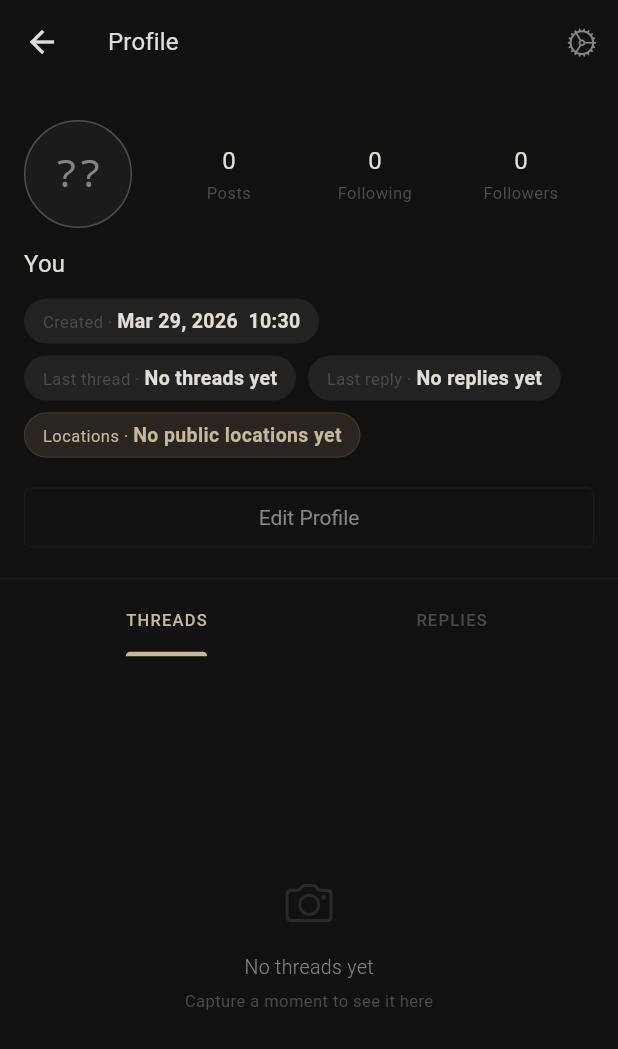
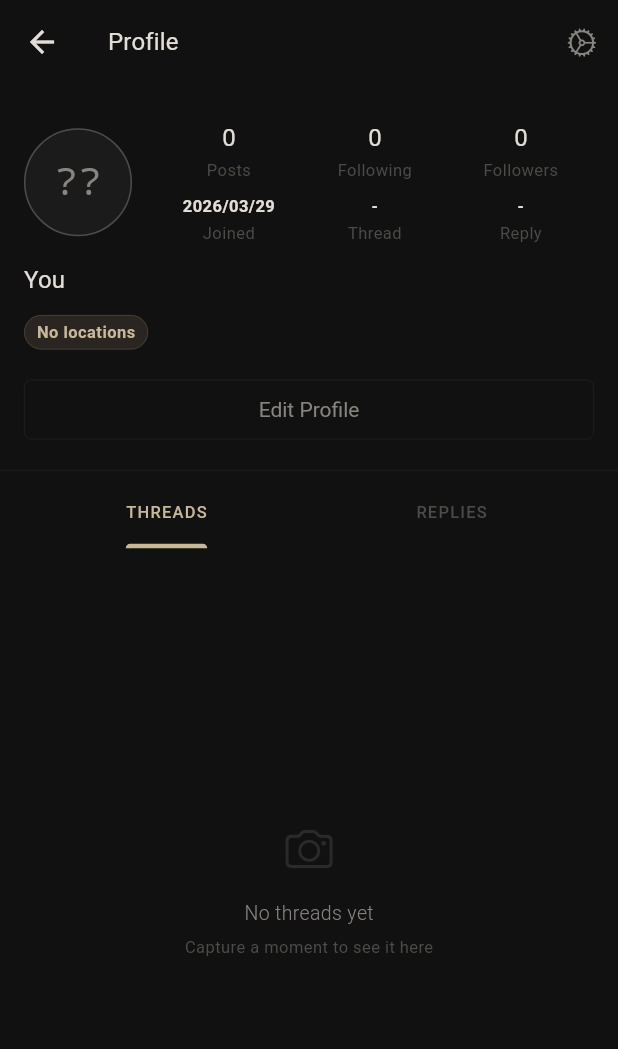
Before and after one commit to OpenTech-Lab/Spot-Mobile, a Flutter app: the ProfileScreen screen opened directly with empty values, on a phone screen of 412 x 824 dp. Shown: the top 1049 px of the screen. Run offline on Flutter 3.47's test engine with Material 3 defaults, Android fonts, the phone set to English and light mode, and no system bars; our stand-ins replace camera, connectivity_plus, device_info_plus, flutter_dotenv, flutter_map, flutter_secure_storage and 7 more; missing offline and left inert: bip39, pointycastle; accounts and stored records are empty; statements that could not run were skipped.

Commit message:
feat(profile): update profile activity summary to use ProfileLocationChips and add date fields to ProfileStatsRow

```diff
--- a/lib/screens/profile_screen.dart
+++ b/lib/screens/profile_screen.dart
@@ -761,6 +761,9 @@ class _ProfileHeader extends StatelessWidget {
                   postCount: postCount,
                   followingCount: followStats.followingCount,
                   followerCount: followStats.followerCount,
+                  joinedAt: activitySummary.accountCreatedAt,
+                  lastThreadAt: activitySummary.lastThreadAt,
+                  lastReplyAt: activitySummary.lastReplyAt,
                 ),
               ),
             ],
@@ -773,7 +776,7 @@ class _ProfileHeader extends StatelessWidget {
             style: SpotType.subheading,
           ),
           const SizedBox(height: SpotSpacing.md),
-          ProfileActivitySummaryChips(summary: activitySummary),
+          ProfileLocationChips(summary: activitySummary),
           const SizedBox(height: SpotSpacing.lg),
           SizedBox(
             width: double.infinity,
--- a/lib/screens/user_profile_screen.dart
+++ b/lib/screens/user_profile_screen.dart
@@ -539,6 +539,9 @@ class _UserProfileHeader extends StatelessWidget {
                   postCount: postCount,
                   followingCount: followStats.followingCount,
                   followerCount: followStats.followerCount,
+                  joinedAt: activitySummary.accountCreatedAt,
+                  lastThreadAt: activitySummary.lastThreadAt,
+                  lastReplyAt: activitySummary.lastReplyAt,
                 ),
               ),
             ],
@@ -551,7 +554,7 @@ class _UserProfileHeader extends StatelessWidget {
             style: SpotType.subheading,
           ),
           const SizedBox(height: SpotSpacing.md),
-          ProfileActivitySummaryChips(summary: activitySummary),
+          ProfileLocationChips(summary: activitySummary),
           const SizedBox(height: SpotSpacing.lg),
           SizedBox(
             width: double.infinity,
--- a/lib/widgets/profile_activity_summary.dart
+++ b/lib/widgets/profile_activity_summary.dart
@@ -1,5 +1,4 @@
 import 'package:flutter/cupertino.dart';
-import 'package:intl/intl.dart';
 
 import 'package:mobile/models/media_post.dart';
 import 'package:mobile/services/geo_lookup.dart';
@@ -73,41 +72,23 @@ String? _aggregateLocationLabelForPost(MediaPost post) {
   return '${post.latitude!.toStringAsFixed(1)}, ${post.longitude!.toStringAsFixed(1)}';
 }
 
-class ProfileActivitySummaryChips extends StatelessWidget {
-  const ProfileActivitySummaryChips({super.key, required this.summary});
+class ProfileLocationChips extends StatelessWidget {
+  const ProfileLocationChips({super.key, required this.summary});
 
   final ProfileActivitySummary summary;
 
   @override
   Widget build(BuildContext context) {
     return Wrap(
-      spacing: SpotSpacing.sm,
-      runSpacing: SpotSpacing.sm,
+      spacing: SpotSpacing.xs,
+      runSpacing: SpotSpacing.xs,
       children: [
-        _ProfileSummaryChip(
-          label: 'Created',
-          value: _formatDateTime(summary.accountCreatedAt),
-        ),
-        _ProfileSummaryChip(
-          label: 'Last thread',
-          value: _formatDateTime(summary.lastThreadAt, empty: 'No threads yet'),
-        ),
-        _ProfileSummaryChip(
-          label: 'Last reply',
-          value: _formatDateTime(summary.lastReplyAt, empty: 'No replies yet'),
-        ),
         if (summary.topLocations.isEmpty)
-          const _ProfileSummaryChip(
-            label: 'Locations',
-            value: 'No public locations yet',
-            isLocation: true,
-          )
+          const _ProfileSummaryChip(value: 'No locations', isLocation: true)
         else
-          for (var i = 0; i < summary.topLocations.length; i++)
+          for (final location in summary.topLocations)
             _ProfileSummaryChip(
-              label: 'Top ${i + 1}',
-              value:
-                  '${summary.topLocations[i].label} · ${summary.topLocations[i].count}',
+              value: '${location.label} · ${location.count}',
               isLocation: true,
             ),
       ],
@@ -116,13 +97,8 @@ class ProfileActivitySummaryChips extends StatelessWidget {
 }
 
 class _ProfileSummaryChip extends StatelessWidget {
-  const _ProfileSummaryChip({
-    required this.label,
-    required this.value,
-    this.isLocation = false,
-  });
+  const _ProfileSummaryChip({required this.value, this.isLocation = false});
 
-  final String label;
   final String value;
   final bool isLocation;
 
@@ -134,13 +110,12 @@ class _ProfileSummaryChip extends StatelessWidget {
     final borderColor = isLocation
         ? SpotColors.accent.withAlpha(60)
         : SpotColors.border;
-    final labelColor = isLocation ? SpotColors.accent : SpotColors.textTertiary;
     final valueColor = isLocation ? SpotColors.accent : SpotColors.textPrimary;
 
     return Container(
       padding: const EdgeInsets.symmetric(
-        horizontal: SpotSpacing.md,
-        vertical: SpotSpacing.xs,
+        horizontal: SpotSpacing.sm,
+        vertical: 3,
       ),
       decoration: BoxDecoration(
         color: backgroundColor,
@@ -151,12 +126,8 @@ class _ProfileSummaryChip extends StatelessWidget {
         TextSpan(
           children: [
             TextSpan(
-              text: '$label · ',
-              style: SpotType.caption.copyWith(color: labelColor),
-            ),
-            TextSpan(
               text: value,
-              style: SpotType.bodySecondary.copyWith(
+              style: SpotType.caption.copyWith(
                 color: valueColor,
                 fontWeight: FontWeight.w600,
               ),
@@ -167,8 +138,3 @@ class _ProfileSummaryChip extends StatelessWidget {
     );
   }
 }
-
-String _formatDateTime(DateTime? value, {String empty = 'Unknown'}) {
-  if (value == null) return empty;
-  return DateFormat('MMM d, yyyy  HH:mm').format(value.toLocal());
-}
--- a/lib/widgets/profile_stats_row.dart
+++ b/lib/widgets/profile_stats_row.dart
@@ -1,4 +1,5 @@
 import 'package:flutter/material.dart';
+import 'package:intl/intl.dart';
 
 import 'package:mobile/theme/spot_theme.dart';
 
@@ -8,42 +9,95 @@ class ProfileStatsRow extends StatelessWidget {
     required this.postCount,
     required this.followingCount,
     required this.followerCount,
+    this.joinedAt,
+    this.lastThreadAt,
+    this.lastReplyAt,
   });
 
   final int postCount;
   final int followingCount;
   final int followerCount;
+  final DateTime? joinedAt;
+  final DateTime? lastThreadAt;
+  final DateTime? lastReplyAt;
 
   @override
   Widget build(BuildContext context) {
-    return Row(
+    return Column(
+      mainAxisSize: MainAxisSize.min,
       children: [
-        Expanded(
-          child: _ProfileStat(value: postCount, label: 'Posts'),
+        Row(
+          children: [
+            Expanded(
+              child: _ProfileStat(value: '$postCount', label: 'Posts'),
+            ),
+            Expanded(
+              child: _ProfileStat(value: '$followingCount', label: 'Following'),
+            ),
+            Expanded(
+              child: _ProfileStat(value: '$followerCount', label: 'Followers'),
+            ),
+          ],
         ),
-        Expanded(
-          child: _ProfileStat(value: followingCount, label: 'Following'),
-        ),
-        Expanded(
-          child: _ProfileStat(value: followerCount, label: 'Followers'),
+        const SizedBox(height: SpotSpacing.sm),
+        Row(
+          children: [
+            Expanded(
+              child: _ProfileStat(
+                value: _formatDate(joinedAt, empty: '-'),
+                label: 'Joined',
+                compact: true,
+              ),
+            ),
+            Expanded(
+              child: _ProfileStat(
+                value: _formatDate(lastThreadAt, empty: '-'),
+                label: 'Thread',
+                compact: true,
+              ),
+            ),
+            Expanded(
+              child: _ProfileStat(
+                value: _formatDate(lastReplyAt, empty: '-'),
+                label: 'Reply',
+                compact: true,
+              ),
+            ),
+          ],
         ),
       ],
     );
   }
 }
 
+String _formatDate(DateTime? value, {required String empty}) {
+  if (value == null) return empty;
+  return DateFormat('yyyy/MM/dd').format(value.toLocal());
+}
+
 class _ProfileStat extends StatelessWidget {
-  const _ProfileStat({required this.value, required this.label});
+  const _ProfileStat({
+    required this.value,
+    required this.label,
+    this.compact = false,
+  });
 
-  final int value;
+  final String value;
   final String label;
+  final bool compact;
 
   @override
   Widget build(BuildContext context) {
+    final valueStyle = compact
+        ? SpotType.caption.copyWith(
+            color: SpotColors.textPrimary,
+            fontWeight: FontWeight.w600,
+          )
+        : SpotType.subheading;
     return Column(
       mainAxisSize: MainAxisSize.min,
       children: [
-        Text('$value', style: SpotType.subheading),
+        Text(value, style: valueStyle, textAlign: TextAlign.center),
         const SizedBox(height: 2),
         Text(label, style: SpotType.caption, textAlign: TextAlign.center),
       ],
```
Also changed, not shown: 2 other files.
